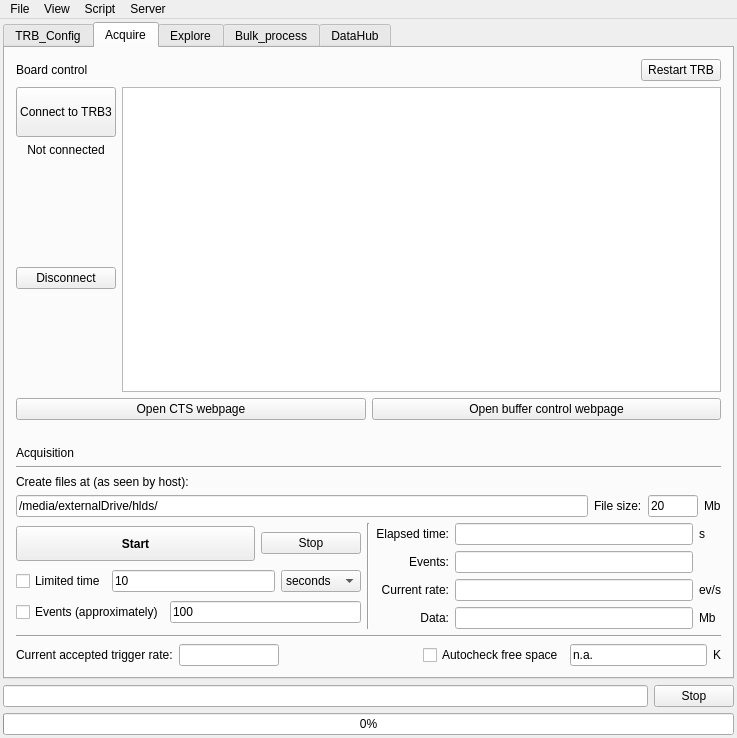
First picture: the form in GUI/mainwindow.ui, repository andrmor/TRB3reader, before the edit.
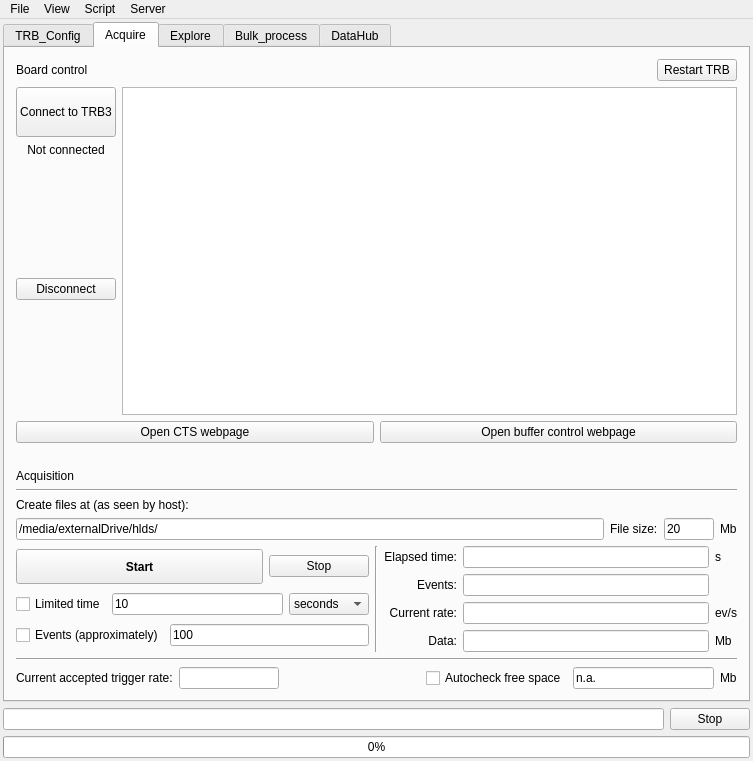
Second picture: the form after the edit.

```diff
--- a/GUI/mainwindow.ui
+++ b/GUI/mainwindow.ui
@@ -6,8 +6,8 @@
    <rect>
     <x>0</x>
     <y>0</y>
-    <width>732</width>
-    <height>738</height>
+    <width>753</width>
+    <height>761</height>
    </rect>
   </property>
   <property name="windowTitle">
@@ -2930,7 +2930,7 @@
           <item>
            <widget class="QLabel" name="label_72">
             <property name="text">
-             <string>K</string>
+             <string>Mb</string>
             </property>
            </widget>
           </item>
@@ -4446,7 +4446,7 @@
     <rect>
      <x>0</x>
      <y>0</y>
-     <width>732</width>
+     <width>753</width>
      <height>25</height>
     </rect>
    </property>
```
